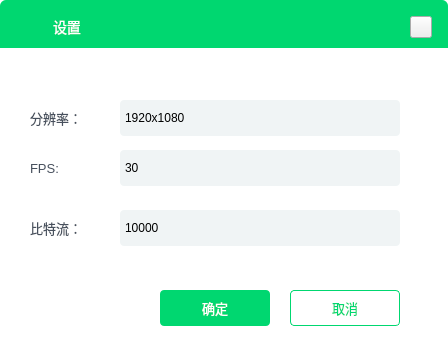
This is QJYTools/Settings.ui in KoterRomanov/QJYTools as Qt 5 draws it before an edit. The edited form follows.
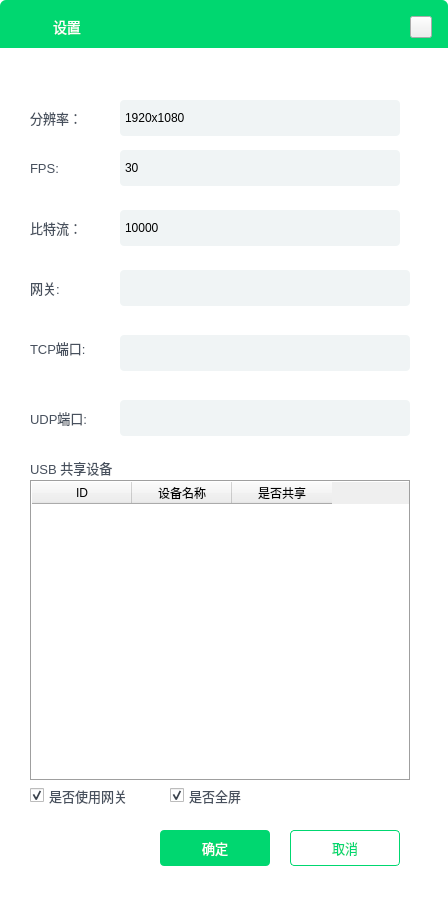
This is the edited form. Icons and pictures are not drawn.

Patch:
```diff
--- a/QJYTools/Settings.ui
+++ b/QJYTools/Settings.ui
@@ -7,7 +7,7 @@
     <x>0</x>
     <y>0</y>
     <width>448</width>
-    <height>358</height>
+    <height>900</height>
    </rect>
   </property>
   <property name="sizePolicy">
@@ -19,13 +19,13 @@
   <property name="minimumSize">
    <size>
     <width>448</width>
-    <height>358</height>
+    <height>900</height>
    </size>
   </property>
   <property name="maximumSize">
    <size>
     <width>448</width>
-    <height>358</height>
+    <height>900</height>
    </size>
   </property>
   <property name="windowTitle">
@@ -162,7 +162,7 @@
    <property name="geometry">
     <rect>
      <x>160</x>
-     <y>290</y>
+     <y>830</y>
      <width>110</width>
      <height>36</height>
     </rect>
@@ -210,7 +210,7 @@
    <property name="geometry">
     <rect>
      <x>290</x>
-     <y>290</y>
+     <y>830</y>
      <width>110</width>
      <height>36</height>
     </rect>
@@ -489,6 +489,283 @@
     </property>
    </item>
   </widget>
+  <widget class="QCheckBox" name="checkbox_use_gateway">
+   <property name="geometry">
+    <rect>
+     <x>30</x>
+     <y>780</y>
+     <width>111</width>
+     <height>31</height>
+    </rect>
+   </property>
+   <property name="styleSheet">
+    <string notr="true">#checkbox_use_gateway
+{
+	color: #47505D;
+	font-size: 13px;
+}</string>
+   </property>
+   <property name="text">
+    <string>是否使用网关</string>
+   </property>
+   <property name="checked">
+    <bool>true</bool>
+   </property>
+  </widget>
+  <widget class="QLabel" name="label_gateway">
+   <property name="geometry">
+    <rect>
+     <x>30</x>
+     <y>280</y>
+     <width>81</width>
+     <height>16</height>
+    </rect>
+   </property>
+   <property name="styleSheet">
+    <string notr="true">#label_gateway
+{
+	color: #47505D;
+	font-size: 13px;
+}</string>
+   </property>
+   <property name="text">
+    <string>网关:</string>
+   </property>
+  </widget>
+  <widget class="QLabel" name="label_tcp_port">
+   <property name="geometry">
+    <rect>
+     <x>30</x>
+     <y>340</y>
+     <width>81</width>
+     <height>16</height>
+    </rect>
+   </property>
+   <property name="styleSheet">
+    <string notr="true">#label_tcp_port
+{
+	color: #47505D;
+	font-size: 13px;
+}</string>
+   </property>
+   <property name="text">
+    <string>TCP端口:</string>
+   </property>
+  </widget>
+  <widget class="QLabel" name="label_udp_port">
+   <property name="geometry">
+    <rect>
+     <x>30</x>
+     <y>410</y>
+     <width>81</width>
+     <height>16</height>
+    </rect>
+   </property>
+   <property name="styleSheet">
+    <string notr="true">#label_udp_port
+{
+	color: #47505D;
+	font-size: 13px;
+}</string>
+   </property>
+   <property name="text">
+    <string>UDP端口:</string>
+   </property>
+  </widget>
+  <widget class="QLineEdit" name="lineedit_gateway">
+   <property name="geometry">
+    <rect>
+     <x>120</x>
+     <y>270</y>
+     <width>290</width>
+     <height>36</height>
+    </rect>
+   </property>
+   <property name="minimumSize">
+    <size>
+     <width>290</width>
+     <height>36</height>
+    </size>
+   </property>
+   <property name="maximumSize">
+    <size>
+     <width>290</width>
+     <height>36</height>
+    </size>
+   </property>
+   <property name="styleSheet">
+    <string notr="true">#lineedit_gateway
+{
+	min-height: 36px;
+	max-height: 36px;
+	min-width: 280px;
+	max-width: 280px;
+	border-radius: 4px;
+	background: #F0F4F5;
+	selection-color: red;
+	padding-left: 10px;
+}
+
+#lineedit_gateway:hover
+{
+	border: 1px solid #00D770;
+}</string>
+   </property>
+  </widget>
+  <widget class="QLineEdit" name="lineedit_tcp_port">
+   <property name="geometry">
+    <rect>
+     <x>120</x>
+     <y>335</y>
+     <width>290</width>
+     <height>36</height>
+    </rect>
+   </property>
+   <property name="minimumSize">
+    <size>
+     <width>290</width>
+     <height>36</height>
+    </size>
+   </property>
+   <property name="maximumSize">
+    <size>
+     <width>290</width>
+     <height>36</height>
+    </size>
+   </property>
+   <property name="styleSheet">
+    <string notr="true">#lineedit_tcp_port
+{
+	min-height: 36px;
+	max-height: 36px;
+	min-width: 280px;
+	max-width: 280px;
+	border-radius: 4px;
+	background: #F0F4F5;
+	selection-color: red;
+	padding-left: 10px;
+}
+
+#lineedit_tcp_port:hover
+{
+	border: 1px solid #00D770;
+}</string>
+   </property>
+  </widget>
+  <widget class="QLineEdit" name="lineedit_udp_port">
+   <property name="geometry">
+    <rect>
+     <x>120</x>
+     <y>400</y>
+     <width>290</width>
+     <height>36</height>
+    </rect>
+   </property>
+   <property name="minimumSize">
+    <size>
+     <width>290</width>
+     <height>36</height>
+    </size>
+   </property>
+   <property name="maximumSize">
+    <size>
+     <width>290</width>
+     <height>36</height>
+    </size>
+   </property>
+   <property name="styleSheet">
+    <string notr="true">#lineedit_udp_port
+{
+	min-height: 36px;
+	max-height: 36px;
+	min-width: 280px;
+	max-width: 280px;
+	border-radius: 4px;
+	background: #F0F4F5;
+	selection-color: red;
+	padding-left: 10px;
+}
+
+#lineedit_udp_port:hover
+{
+	border: 1px solid #00D770;
+}</string>
+   </property>
+  </widget>
+  <widget class="QCheckBox" name="checkbox_screen">
+   <property name="geometry">
+    <rect>
+     <x>170</x>
+     <y>780</y>
+     <width>111</width>
+     <height>31</height>
+    </rect>
+   </property>
+   <property name="styleSheet">
+    <string notr="true">#checkbox_screen
+{
+	color: #47505D;
+	font-size: 13px;
+}</string>
+   </property>
+   <property name="text">
+    <string>是否全屏</string>
+   </property>
+   <property name="checked">
+    <bool>true</bool>
+   </property>
+  </widget>
+  <widget class="QTableWidget" name="tablewidget_share_usb">
+   <property name="geometry">
+    <rect>
+     <x>30</x>
+     <y>480</y>
+     <width>381</width>
+     <height>301</height>
+    </rect>
+   </property>
+   <property name="autoFillBackground">
+    <bool>false</bool>
+   </property>
+   <property name="frameShape">
+    <enum>QFrame::Box</enum>
+   </property>
+   <column>
+    <property name="text">
+     <string>ID</string>
+    </property>
+   </column>
+   <column>
+    <property name="text">
+     <string>设备名称</string>
+    </property>
+   </column>
+   <column>
+    <property name="text">
+     <string>是否共享</string>
+    </property>
+   </column>
+  </widget>
+  <widget class="QLabel" name="label_share_usb">
+   <property name="geometry">
+    <rect>
+     <x>30</x>
+     <y>460</y>
+     <width>161</width>
+     <height>16</height>
+    </rect>
+   </property>
+   <property name="styleSheet">
+    <string notr="true">#label_share_usb
+{
+	color: #47505D;
+	font-size: 13px;
+}</string>
+   </property>
+   <property name="text">
+    <string>USB 共享设备</string>
+   </property>
+  </widget>
  </widget>
  <resources/>
  <connections/>
```
Left out of the diff: 57 changed lines with no effect on the pictures.
